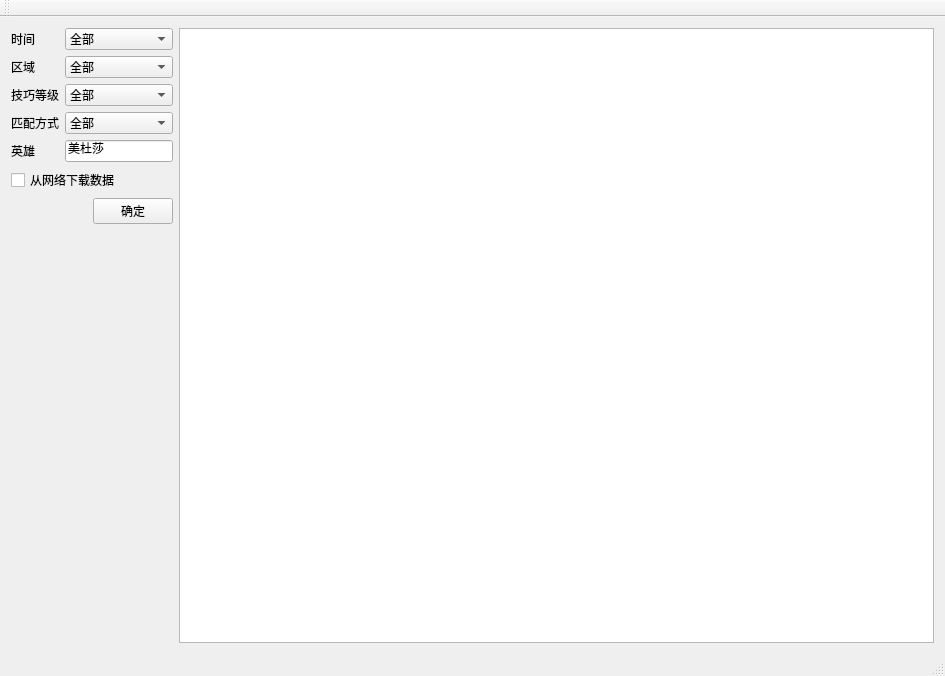
First picture: the form in mainwindow.ui, repository vkensou/DOTA2Statistics, before the edit.
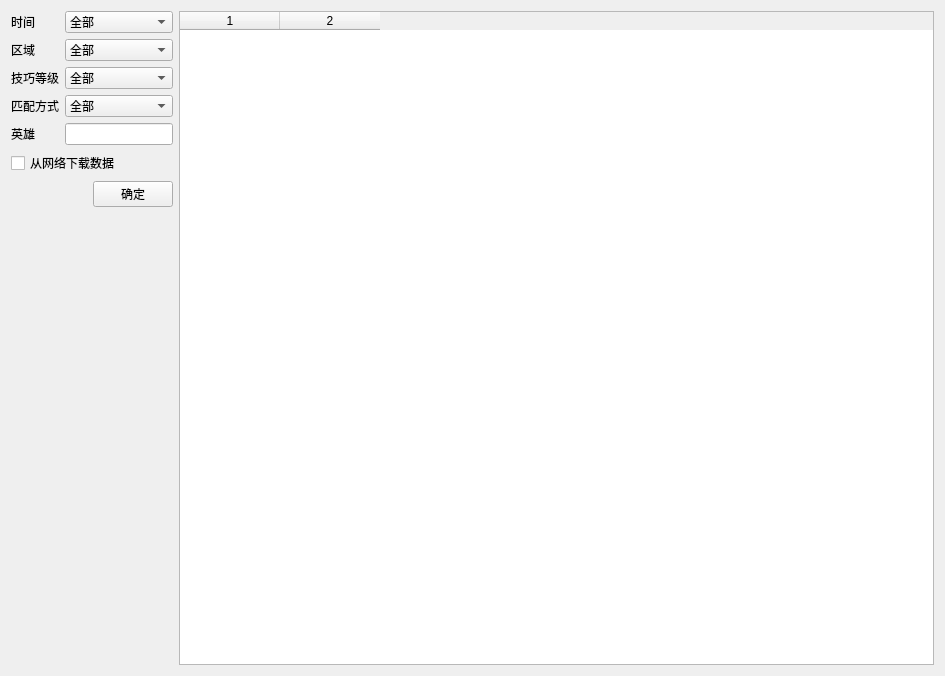
Second picture: the form after the edit.

```diff
--- a/mainwindow.ui
+++ b/mainwindow.ui
@@ -237,7 +237,7 @@
              </sizepolicy>
             </property>
             <property name="text">
-             <string>美杜莎</string>
+             <string/>
             </property>
            </widget>
           </item>
@@ -317,7 +317,7 @@
        <number>2</number>
       </property>
       <attribute name="horizontalHeaderVisible">
-       <bool>false</bool>
+       <bool>true</bool>
       </attribute>
       <attribute name="verticalHeaderVisible">
        <bool>false</bool>
@@ -328,25 +328,6 @@
     </item>
    </layout>
   </widget>
-  <widget class="QMenuBar" name="menuBar">
-   <property name="geometry">
-    <rect>
-     <x>0</x>
-     <y>0</y>
-     <width>945</width>
-     <height>23</height>
-    </rect>
-   </property>
-  </widget>
-  <widget class="QToolBar" name="mainToolBar">
-   <attribute name="toolBarArea">
-    <enum>TopToolBarArea</enum>
-   </attribute>
-   <attribute name="toolBarBreak">
-    <bool>false</bool>
-   </attribute>
-  </widget>
-  <widget class="QStatusBar" name="statusBar"/>
  </widget>
  <layoutdefault spacing="6" margin="11"/>
  <resources/>
```
Left out of the diff: 2 changed lines with no effect on the pictures.
